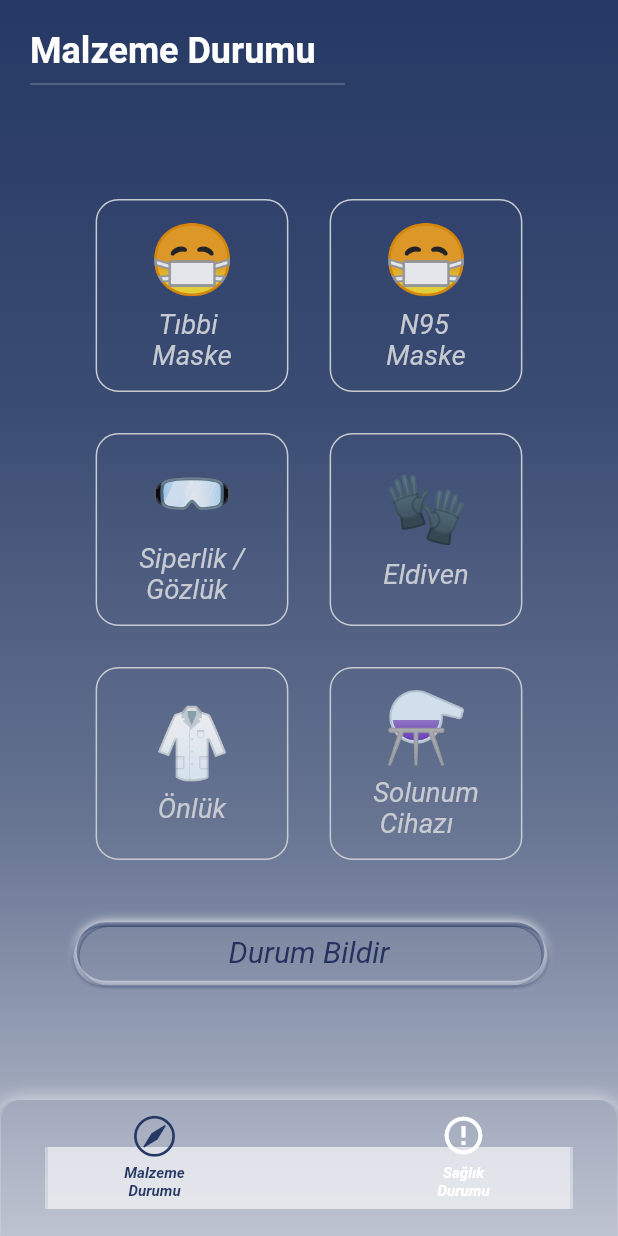
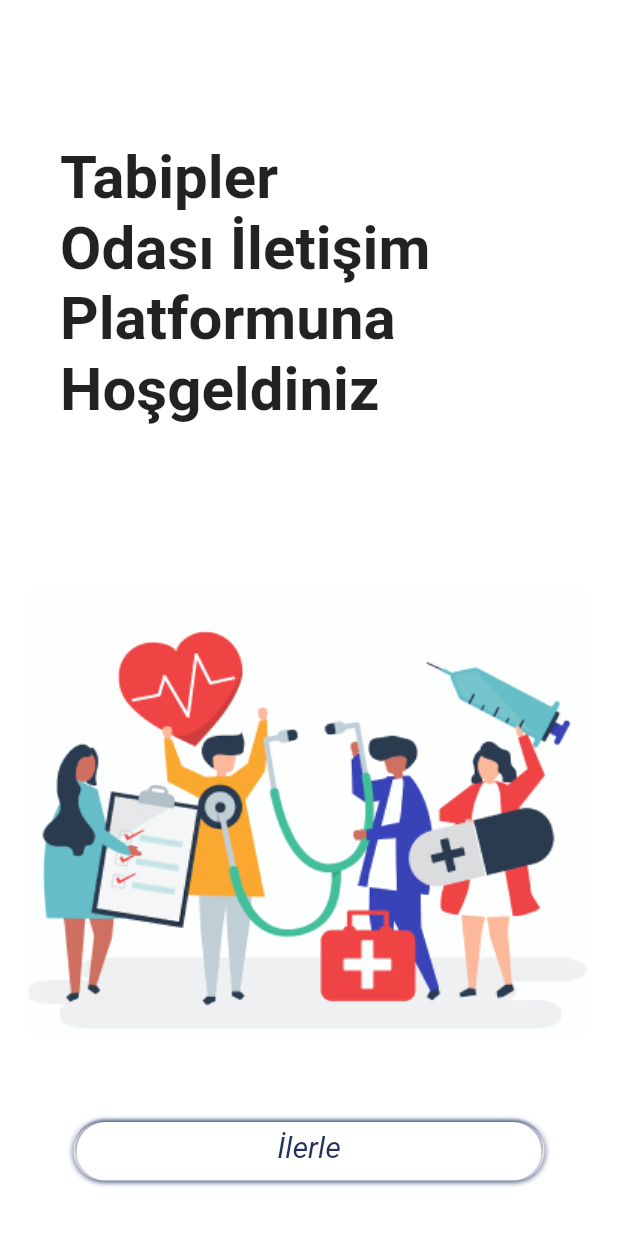
Before and after one commit to CrossPlatformers/pinemoji, a Flutter app: the screen it shows after launch, on a phone screen of 412 x 824 dp. Run offline on Flutter 3.47's test engine with Material 2 defaults, Android fonts, the phone set to English and light mode, and no system bars; our stand-ins replace device_preview.

Commit message:
welcome Page added

```diff
--- a/lib/main.dart
+++ b/lib/main.dart
@@ -1,6 +1,7 @@
 import 'package:device_preview/device_preview.dart';
 import 'package:flutter/material.dart';
 import 'package:pinemoji/pages/bottom-navigation.dart';
+import 'package:pinemoji/pages/welcome.dart';
 import 'package:pinemoji/shared/custom_theme.dart';
 
 void main() => runApp(
@@ -16,10 +17,7 @@ class MyApp extends StatelessWidget {
   Widget build(BuildContext context) {
     return MaterialApp(
       theme: customTheme,
-      home: Scaffold(
-        backgroundColor: Colors.white,
-        body: BottomNavigation(),
-      ),
+      home: WelcomePage(),
     );
   }
 }
--- a/lib/pages/bottom-navigation.dart
+++ b/lib/pages/bottom-navigation.dart
@@ -34,7 +34,9 @@ class _BottomNavigationState extends State<BottomNavigation> {
 
   @override
   Widget build(BuildContext context) {
-    return Container(
+    return Scaffold(
+      backgroundColor: Colors.white,
+      body: Container(
         decoration: BoxDecoration(
           gradient: LinearGradient(
             begin: Alignment.topCenter,
@@ -43,7 +45,7 @@ class _BottomNavigationState extends State<BottomNavigation> {
               Theme.of(context).primaryColorDark,
               Theme.of(context).primaryColorDark.withOpacity(0.9),
               Theme.of(context).primaryColorDark.withOpacity(0.7),
-            Theme.of(context).primaryColorDark.withOpacity(0.3),
+              Theme.of(context).primaryColorDark.withOpacity(0.2),
             ],
           ),
         ),
@@ -88,6 +90,7 @@ class _BottomNavigationState extends State<BottomNavigation> {
             ],
           ),
         ),
+      ),
     );
   }
 }
--- a/lib/pages/health.dart
+++ b/lib/pages/health.dart
@@ -1,7 +1,7 @@
 import 'package:flutter/material.dart';
-import 'package:pinemoji/shared/custom-box-shadow.dart';
 import 'package:pinemoji/widget-controllers/health-widget-controller.dart';
 import 'package:pinemoji/widgets/health-widget.dart';
+import 'package:pinemoji/widgets/outcome-button.dart';
 
 class HealthStatus extends StatelessWidget {
   const HealthStatus({
@@ -10,7 +10,6 @@ class HealthStatus extends StatelessWidget {
 
   @override
   Widget build(BuildContext context) {
-    final size = MediaQuery.of(context).size;
     return SafeArea(
       child: Column(
         crossAxisAlignment: CrossAxisAlignment.start,
@@ -59,47 +58,9 @@ class HealthStatus extends StatelessWidget {
               ),
             ),
           ),
-          Center(
-            child: GestureDetector(
-              onTap: () {},
-              child: Container(
-                width: size.width - 100,
-                decoration: BoxDecoration(
-                  color: Colors.transparent,
-                  borderRadius: BorderRadius.circular(21.5),
-                  boxShadow: [
-                    CustomBoxShadow(
-                        color: Theme.of(context).primaryColorDark,
-                        offset: new Offset(3, 3),
-                        blurRadius: 2.0,
-                        blurStyle: BlurStyle.outer),
-                    CustomBoxShadow(
-                        color: Theme.of(context).primaryColorDark,
-                        offset: new Offset(-1, 3),
-                        blurRadius: 2.0,
-                        blurStyle: BlurStyle.outer),
-                    CustomBoxShadow(
-                        color: Colors.white,
-                        offset: new Offset(1, -0.2),
-                        blurRadius: 5.0,
-                        blurStyle: BlurStyle.outer),
-                  ],
-                ),
-                child: Center(
-                  child: Padding(
-                    padding: const EdgeInsets.all(8.0),
-                    child: Text(
-                      "Durum Bildir",
-                      style: TextStyle(
-                        color: Color(0xFF26315F),
-                        fontSize: 20,
-                        fontStyle: FontStyle.italic,
-                      ),
-                    ),
-                  ),
-                ),
-              ),
-            ),
+          OutcomeButton(
+            text: "Durum Bildir",
+            action: () {},
           ),
           SizedBox(
             height: 80,
--- a/lib/pages/material.dart
+++ b/lib/pages/material.dart
@@ -1,6 +1,6 @@
 import 'package:flutter/material.dart';
-import 'package:pinemoji/shared/custom-box-shadow.dart';
 import 'package:pinemoji/widgets/material-widget.dart';
+import 'package:pinemoji/widgets/outcome-button.dart';
 
 class MaterialStatus extends StatelessWidget {
   const MaterialStatus({
@@ -9,7 +9,6 @@ class MaterialStatus extends StatelessWidget {
 
   @override
   Widget build(BuildContext context) {
-    final size = MediaQuery.of(context).size;
     return SafeArea(
       child: Column(
         crossAxisAlignment: CrossAxisAlignment.start,
@@ -68,49 +67,9 @@ class MaterialStatus extends StatelessWidget {
               ),
             ),
           ),
-          Center(
-            child: GestureDetector(
-              onTap: () {},
-              child: Container(
-                width: size.width - 100,
-                decoration: BoxDecoration(
-                  color: Colors.transparent,
-                  borderRadius: BorderRadius.circular(21.5),
-                  boxShadow: [
-                    CustomBoxShadow(
-                      color: Theme.of(context).primaryColorDark,
-                      offset: new Offset(3, 3),
-                      blurRadius: 2.0,
-                      blurStyle: BlurStyle.outer,
-                    ),
-                    CustomBoxShadow(
-                      color: Theme.of(context).primaryColorDark,
-                      offset: new Offset(-1, 3),
-                      blurRadius: 2.0,
-                      blurStyle: BlurStyle.outer,
-                    ),
-                    CustomBoxShadow(
-                        color: Colors.white,
-                        offset: new Offset(1, -0.2),
-                        blurRadius: 5.0,
-                        blurStyle: BlurStyle.outer),
-                  ],
-                ),
-                child: Center(
-                  child: Padding(
-                    padding: const EdgeInsets.all(8.0),
-                    child: Text(
-                      "Durum Bildir",
-                      style: TextStyle(
-                        color: Color(0xFF26315F),
-                        fontSize: 20,
-                        fontStyle: FontStyle.italic,
-                      ),
-                    ),
-                  ),
-                ),
-              ),
-            ),
+          OutcomeButton(
+            text: "Durum Bildir",
+            action: () {},
           ),
           SizedBox(
             height: 80,
--- /dev/null
+++ b/lib/pages/welcome.dart
@@ -0,0 +1,66 @@
+import 'package:flutter/material.dart';
+import 'package:pinemoji/pages/bottom-navigation.dart';
+import 'package:pinemoji/widgets/outcome-button.dart';
+
+class WelcomePage extends StatelessWidget {
+  @override
+  Widget build(BuildContext context) {
+    final double width = MediaQuery.of(context).size.width;
+    final double height = MediaQuery.of(context).size.height;
+    return Scaffold(
+      body: SafeArea(
+        child: Column(
+          mainAxisSize: MainAxisSize.max,
+          mainAxisAlignment: MainAxisAlignment.end,
+          crossAxisAlignment: CrossAxisAlignment.start,
+          children: <Widget>[
+            Expanded(
+              child: Column(
+                mainAxisSize: MainAxisSize.min,
+                mainAxisAlignment: MainAxisAlignment.center,
+                children: <Widget>[
+                  Padding(
+                    padding: const EdgeInsets.fromLTRB(40, 0, 0, 0),
+                    child: Container(
+                      width: 300,
+                      child: Text(
+                        "Tabipler\nOdası İletişim\nPlatformuna\nHoşgeldiniz",
+                        style: TextStyle(
+                          fontSize: 40,
+                          fontWeight: FontWeight.bold,
+                        ),
+                      ),
+                    ),
+                  ),
+                ],
+              ),
+            ),
+            Center(
+              child: Image.asset(
+                "assets/image.png",
+                width: height - 370 > (width / (373 / 296)) ? width : height - 370,
+              ),
+            ),
+            Padding(
+              padding: const EdgeInsets.fromLTRB(0, 40, 0, 40),
+              child: OutcomeButton(
+                text: "İlerle",
+                action: () {
+                  Navigator.pushAndRemoveUntil(
+                    context,
+                    MaterialPageRoute(
+                      builder: (BuildContext context) {
+                        return BottomNavigation();
+                      },
+                    ),
+                    (Route<dynamic> route) => false,
+                  );
+                },
+              ),
+            )
+          ],
+        ),
+      ),
+    );
+  }
+}
--- /dev/null
+++ b/lib/widgets/outcome-button.dart
@@ -0,0 +1,59 @@
+import 'package:flutter/material.dart';
+import 'package:pinemoji/shared/custom-box-shadow.dart';
+
+class OutcomeButton extends StatelessWidget {
+  const OutcomeButton({
+    Key key,
+    @required this.text,
+    @required this.action,
+  }) : super(key: key);
+
+  final String text;
+  final Function action;
+
+  @override
+  Widget build(BuildContext context) {
+    return Center(
+      child: GestureDetector(
+        onTap: () => action(),
+        child: Container(
+          width: MediaQuery.of(context).size.width - 100,
+          decoration: BoxDecoration(
+            color: Colors.transparent,
+            borderRadius: BorderRadius.circular(21.5),
+            boxShadow: [
+              CustomBoxShadow(
+                  color: Theme.of(context).primaryColorDark,
+                  offset: new Offset(1, 3),
+                  blurRadius: 3.0,
+                  blurStyle: BlurStyle.outer),
+              CustomBoxShadow(
+                  color: Theme.of(context).primaryColorDark,
+                  offset: new Offset(-1, 3),
+                  blurRadius: 3.0,
+                  blurStyle: BlurStyle.outer),
+              CustomBoxShadow(
+                  color: Colors.white,
+                  offset: new Offset(0, 0),
+                  blurRadius: 6.0,
+                  blurStyle: BlurStyle.outer),
+            ],
+          ),
+          child: Center(
+            child: Padding(
+              padding: const EdgeInsets.all(8.0),
+              child: Text(
+                text,
+                style: TextStyle(
+                  color: Color(0xFF26315F),
+                  fontSize: 20,
+                  fontStyle: FontStyle.italic,
+                ),
+              ),
+            ),
+          ),
+        ),
+      ),
+    );
+  }
+}
--- a/pubspec.yaml
+++ b/pubspec.yaml
@@ -42,7 +42,8 @@ flutter:
   uses-material-design: true
 
   # To add assets to your application, add an assets section, like this:
-  # assets:
+  assets:
+    - assets/
   #   - images/a_dot_burr.jpeg
   #   - images/a_dot_ham.jpeg
 
```
Also changed, not shown: assets/image.png (added). Lines whose indentation alone changed are shown as unchanged.
